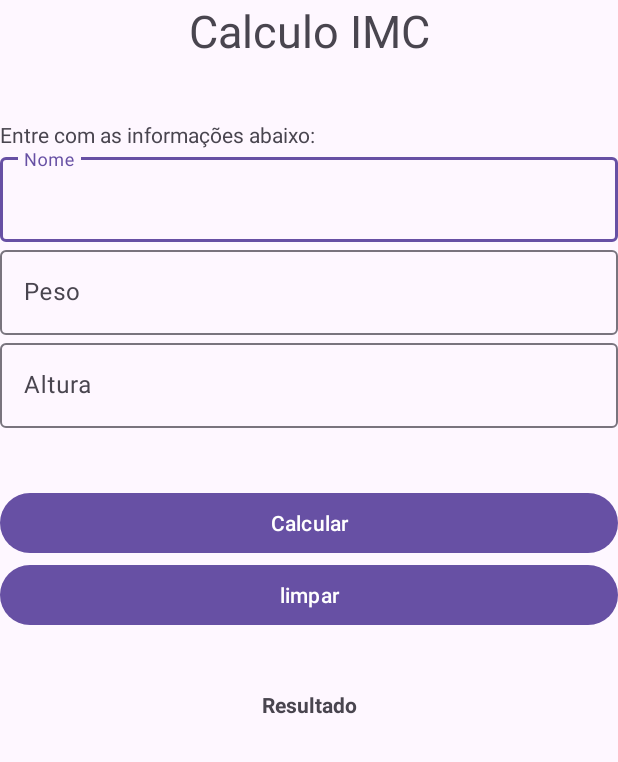
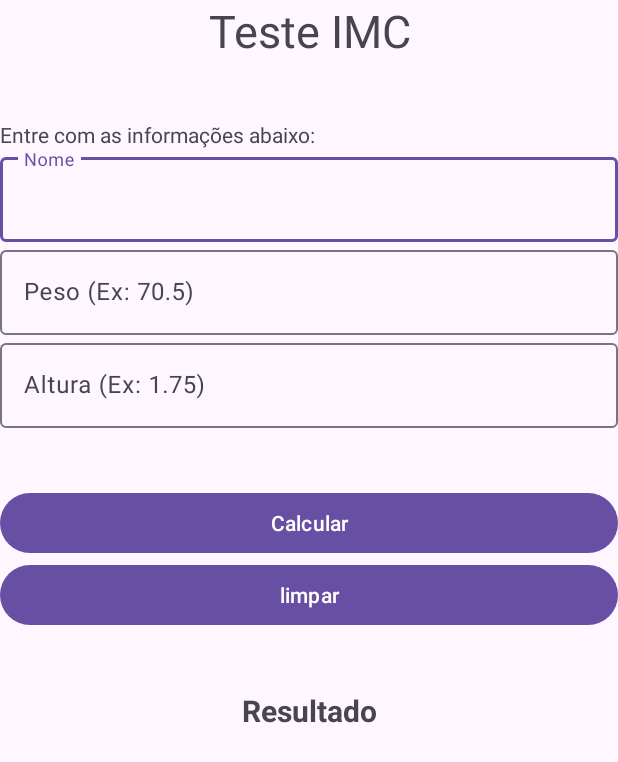
Before and after one commit to FRgama/ProjetoIMC, an Android app: the screen it shows after launch (MainActivity), on a phone screen of 412 x 824 dp. Shown: the top 762 px of the screen. Run offline under Robolectric (Android 15) with nearby library versions, the phone set to English and light mode, and no system bars.

```diff
--- a/04 - Text/app/src/main/res/layout/activity_main.xml
+++ b/04 - Text/app/src/main/res/layout/activity_main.xml
@@ -13,7 +13,7 @@
         android:id="@+id/textoTitulo"
         android:layout_width="match_parent"
         android:layout_height="wrap_content"
-        android:text="Calculo IMC"
+        android:text="Teste IMC"
         android:textSize="30sp"
         android:textAlignment="center"
         />
@@ -40,7 +40,7 @@
             android:layout_width="match_parent"
             android:layout_height="wrap_content"
             android:hint="Nome"
-            android:inputType="text" />
+            android:inputType="text|textPersonName" />
     </com.google.android.material.textfield.TextInputLayout>
 
     <com.google.android.material.textfield.TextInputLayout
@@ -52,7 +52,7 @@
             android:id="@+id/textInputEditPeso"
             android:layout_width="match_parent"
             android:layout_height="wrap_content"
-            android:hint="Peso"
+            android:hint="Peso (Ex: 70.5)"
             android:inputType="number|numberDecimal" />
     </com.google.android.material.textfield.TextInputLayout>
 
@@ -65,7 +65,7 @@
             android:id="@+id/textInputEditAltura"
             android:layout_width="match_parent"
             android:layout_height="wrap_content"
-            android:hint="Altura"
+            android:hint="Altura (Ex: 1.75)"
             android:inputType="number|numberDecimal" />
     </com.google.android.material.textfield.TextInputLayout>
 
@@ -80,7 +80,9 @@
         android:layout_width="match_parent"
         android:layout_height="wrap_content"
         android:text="Calcular"
-        android:onClick="calcular"/>
+        android:onClick="botao"
+
+        />
 
     <Button
         android:id="@+id/btnLimpar"
@@ -96,21 +98,33 @@
         android:padding="10dp"
          />
 
+
     <TextView
         android:id="@+id/textoTituloResultado"
         android:layout_width="match_parent"
         android:layout_height="wrap_content"
         android:textStyle="bold"
         android:text="Resultado"
+        android:textSize="20dp"
         android:textAlignment="center"
          />
+
+    <TextView
+        android:id="@+id/textoResultadoNome"
+        android:layout_width="match_parent"
+        android:layout_height="wrap_content"
+        android:textAlignment="center"
+        android:textStyle="bold"
+        android:textSize="25sp"
+        android:layout_marginBottom="10dp"/>
 
     <TextView
         android:id="@+id/textoResultado1"
         android:layout_width="match_parent"
         android:layout_height="wrap_content"
         android:textStyle="bold"
-        android:textSize="30sp"
+        android:textSize="40sp"
+        android:textColor="#8a00c8"
         android:textAlignment="center"/>
 
     <TextView
@@ -118,6 +132,7 @@
         android:layout_width="match_parent"
         android:layout_height="wrap_content"
         android:textStyle="bold"
-        android:textSize="30sp"
+        android:textSize="25sp"
+        android:layout_marginTop="10dp"
         android:textAlignment="center"/>
 </LinearLayout>
```
Also changed, not shown: 04 - Text/app/src/main/java/br/com/aula/text/MainActivity.java (+44 -4 lines), 1 other file.
